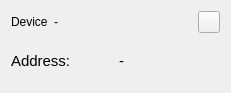
First picture: the form in GUI/OWController/ds_other.ui, repository igorf7/OWController, before the edit.
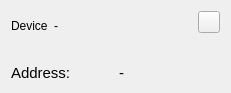
Second picture: the form after the edit. Icons and pictures are not drawn.

```diff
--- a/GUI/OWController/ds_other.ui
+++ b/GUI/OWController/ds_other.ui
@@ -21,6 +21,9 @@
        <property name="text">
         <string>Device</string>
        </property>
+       <property name="alignment">
+        <set>Qt::AlignBottom|Qt::AlignLeading|Qt::AlignLeft</set>
+       </property>
       </widget>
      </item>
      <item>
@@ -28,6 +31,9 @@
        <property name="text">
         <string>-</string>
        </property>
+       <property name="alignment">
+        <set>Qt::AlignBottom|Qt::AlignLeading|Qt::AlignLeft</set>
+       </property>
       </widget>
      </item>
      <item>
@@ -86,6 +92,9 @@
        <property name="text">
         <string>Address:</string>
        </property>
+       <property name="alignment">
+        <set>Qt::AlignBottom|Qt::AlignLeading|Qt::AlignLeft</set>
+       </property>
       </widget>
      </item>
      <item>
@@ -98,6 +107,9 @@
        <property name="text">
         <string>-</string>
        </property>
+       <property name="alignment">
+        <set>Qt::AlignBottom|Qt::AlignLeading|Qt::AlignLeft</set>
+       </property>
       </widget>
      </item>
     </layout>
```
